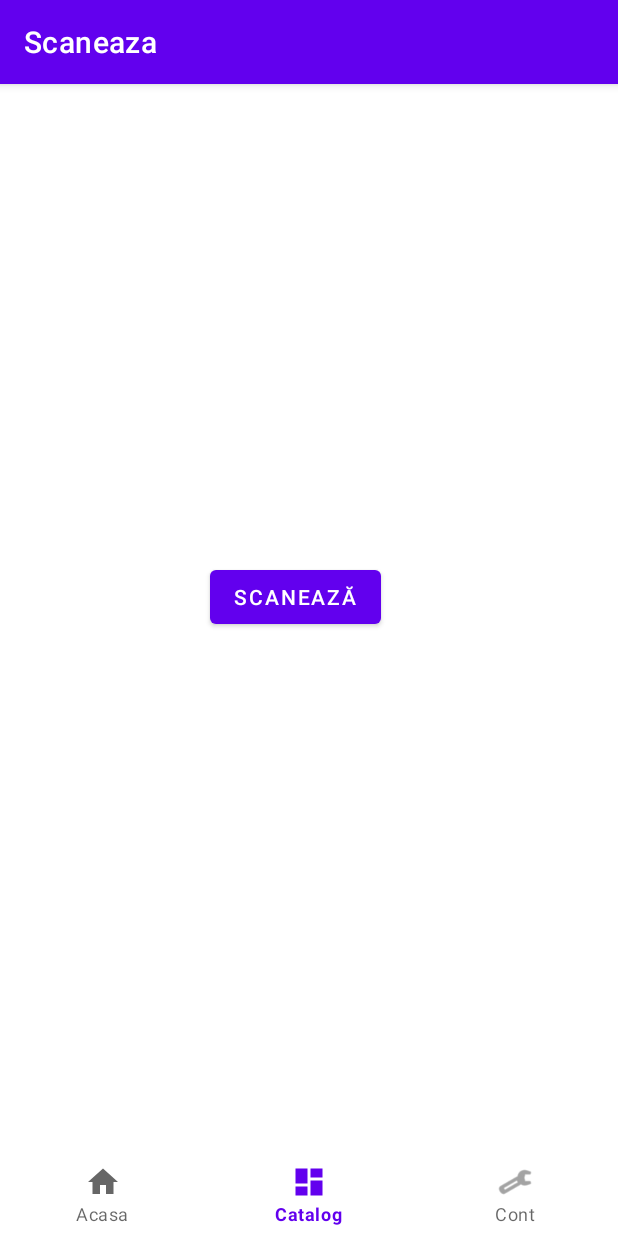
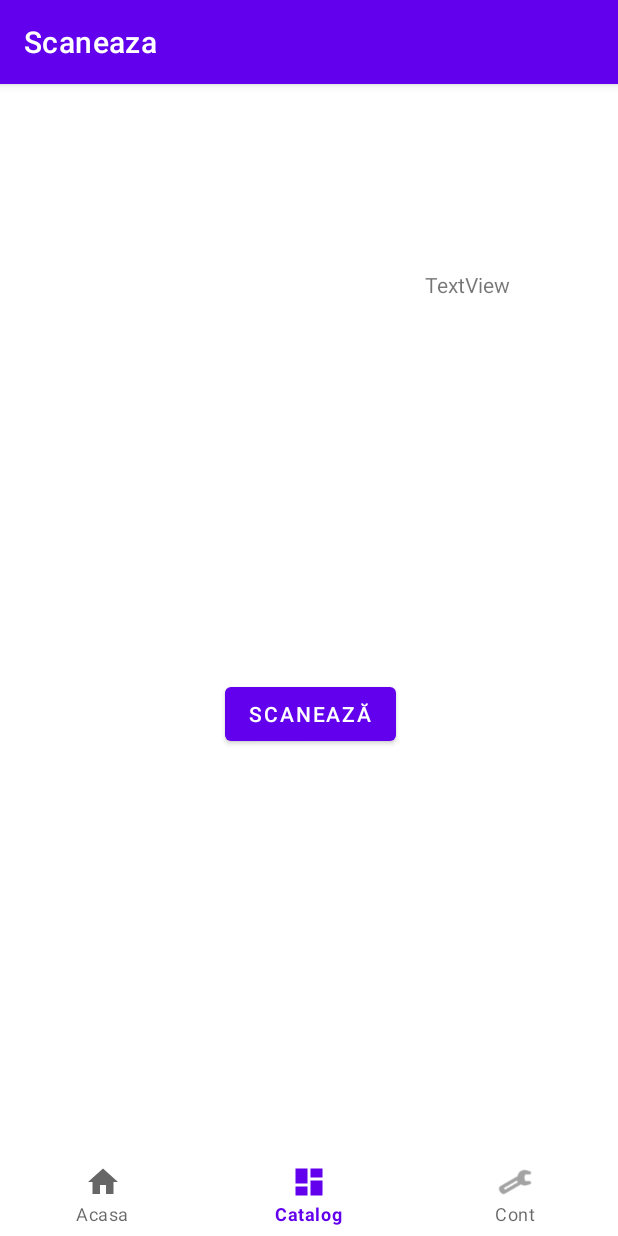
Before and after one commit to 6ndrei/AppRestaurant, an Android app built with Jetpack Compose: the DashboardFragment screen opened through its navigation route, on a phone screen of 412 x 824 dp. Run offline under Robolectric (Android 15) with nearby library versions, the phone set to English and light mode, and no system bars; our stand-ins replace navigation-ui; libraries missing offline, so code that uses them is left out: com.google.zxing.integration.

Commit message:
4/7/2024

```diff
--- a/app/build.gradle.kts
+++ b/app/build.gradle.kts
@@ -51,7 +51,7 @@ android {
 }
 
 dependencies {
-
+//.
     implementation(libs.appcompat)
     implementation(libs.material)
     implementation("com.google.zxing:core:3.4.1")
--- a/app/src/main/AndroidManifest.xml
+++ b/app/src/main/AndroidManifest.xml
@@ -3,8 +3,6 @@
     xmlns:tools="http://schemas.android.com/tools">
     <uses-permission android:name="android.permission.WRITE_EXTERNAL_STORAGE" />
     <uses-permission android:name="android.permission.READ_EXTERNAL_STORAGE" />
-
-
     <application
         android:allowBackup="true"
         android:dataExtractionRules="@xml/data_extraction_rules"
@@ -46,7 +44,6 @@
             android:label="Cont" />
         <activity
             android:name=".RegistrationActivity"
-            android:screenOrientation="portrait"
             android:exported="false"
             android:label="activity_registration" />
         <activity
--- a/app/src/main/res/drawable/curved_background.xml
+++ b/app/src/main/res/drawable/curved_background.xml
@@ -1,6 +1,6 @@
 <!-- res/drawable/curved_background.xml -->
 <shape xmlns:android="http://schemas.android.com/apk/res/android">
     <solid android:color="@android:color/transparent" />
-    <corners android:topLeftRadius="25dp" android:topRightRadius="25dp" />
+    <corners android:topLeftRadius="26dp" android:topRightRadius="26dp" />
     <stroke android:width="1dp" android:color="@android:color/white" />
 </shape>
--- a/app/src/main/res/layout/activity_cont.xml
+++ b/app/src/main/res/layout/activity_cont.xml
@@ -28,7 +28,7 @@
         android:layout_marginTop="64dp"
         android:layout_marginEnd="159dp"
         android:layout_marginBottom="244dp"
-        android:text="Sign Out"
+        android:text="Sign-Out"
         app:layout_constraintBottom_toTopOf="@+id/text_notifications"
         app:layout_constraintEnd_toEndOf="parent"
         app:layout_constraintStart_toStartOf="parent"
--- a/app/src/main/res/layout/activity_login.xml
+++ b/app/src/main/res/layout/activity_login.xml
@@ -81,7 +81,7 @@
         android:layout_marginTop="26dp"
         android:layout_marginEnd="139dp"
         android:layout_marginBottom="315dp"
-        android:text="Continua ca Vizitator"
+        android:text="Continua ca Vizitator."
         app:layout_constraintBottom_toBottomOf="parent"
         app:layout_constraintEnd_toEndOf="parent"
         app:layout_constraintStart_toStartOf="parent"
--- a/app/src/main/res/layout/activity_main.xml
+++ b/app/src/main/res/layout/activity_main.xml
@@ -31,4 +31,14 @@
         app:layout_constraintTop_toTopOf="parent"
         app:navGraph="@navigation/mobile_navigation" />
 
+    <TextView
+        android:id="@+id/textView"
+        android:layout_width="wrap_content"
+        android:layout_height="wrap_content"
+        android:layout_marginTop="68dp"
+        android:layout_marginEnd="72dp"
+        android:text="TextView"
+        app:layout_constraintEnd_toEndOf="parent"
+        app:layout_constraintTop_toTopOf="parent" />
+
 </androidx.constraintlayout.widget.ConstraintLayout>
--- a/app/src/main/res/layout/fragment_dashboard.xml
+++ b/app/src/main/res/layout/fragment_dashboard.xml
@@ -11,8 +11,8 @@
         android:id="@+id/ScaneazaButon2"
         android:layout_width="wrap_content"
         android:layout_height="wrap_content"
-        android:layout_marginTop="262dp"
-        android:layout_marginEnd="158dp"
+        android:layout_marginTop="340dp"
+        android:layout_marginEnd="148dp"
         android:text="Scaneaza"
         app:layout_constraintEnd_toEndOf="parent"
         app:layout_constraintTop_toTopOf="parent" />
--- a/app/src/main/res/layout/fragment_home.xml
+++ b/app/src/main/res/layout/fragment_home.xml
@@ -27,6 +27,8 @@
         android:text="Scaneaza"
         app:layout_constraintBottom_toBottomOf="parent"
         app:layout_constraintEnd_toEndOf="parent"
+        app:layout_constraintHorizontal_bias="1.0"
         app:layout_constraintStart_toStartOf="parent"
-        app:layout_constraintTop_toBottomOf="@+id/test" />
+        app:layout_constraintTop_toBottomOf="@+id/test"
+        app:layout_constraintVertical_bias="0.0" />
 </androidx.constraintlayout.widget.ConstraintLayout>
--- a/app/src/main/res/navigation/mobile_navigation.xml
+++ b/app/src/main/res/navigation/mobile_navigation.xml
@@ -8,7 +8,7 @@
     <fragment
         android:id="@+id/navigation_acasa"
         android:name="com.example.apprestaurant.ui.home.HomeFragment"
-        android:label="@string/title_home"
+        android:label="Acasa"
         tools:layout="@layout/fragment_home" />
 
     <fragment
```
